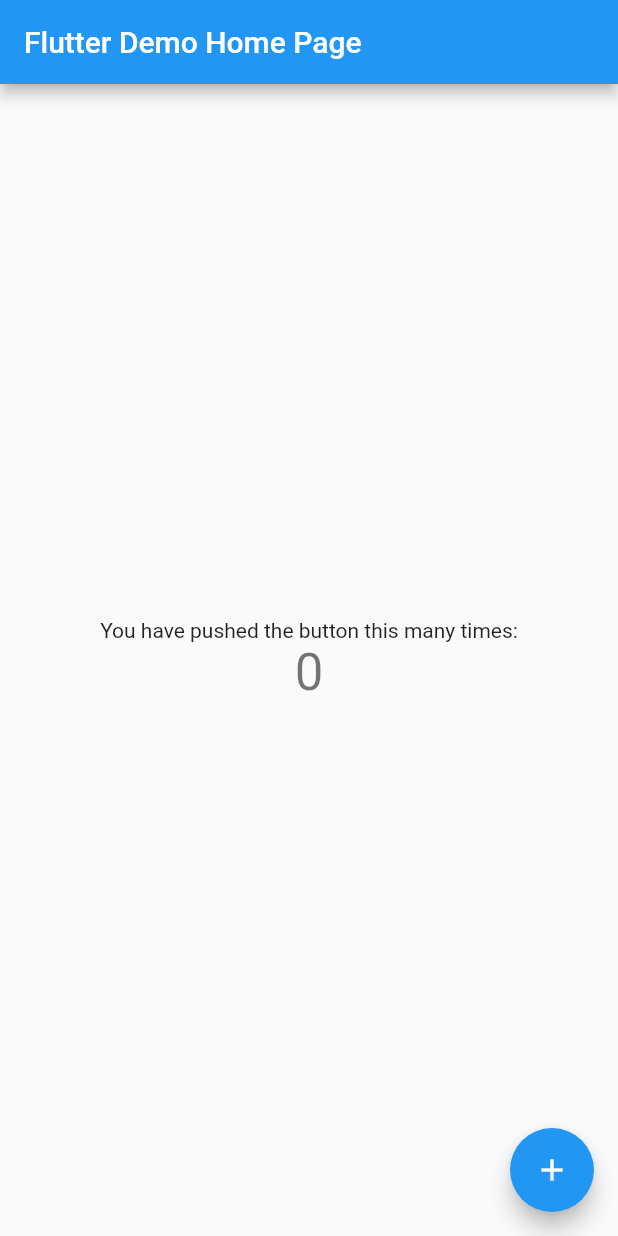
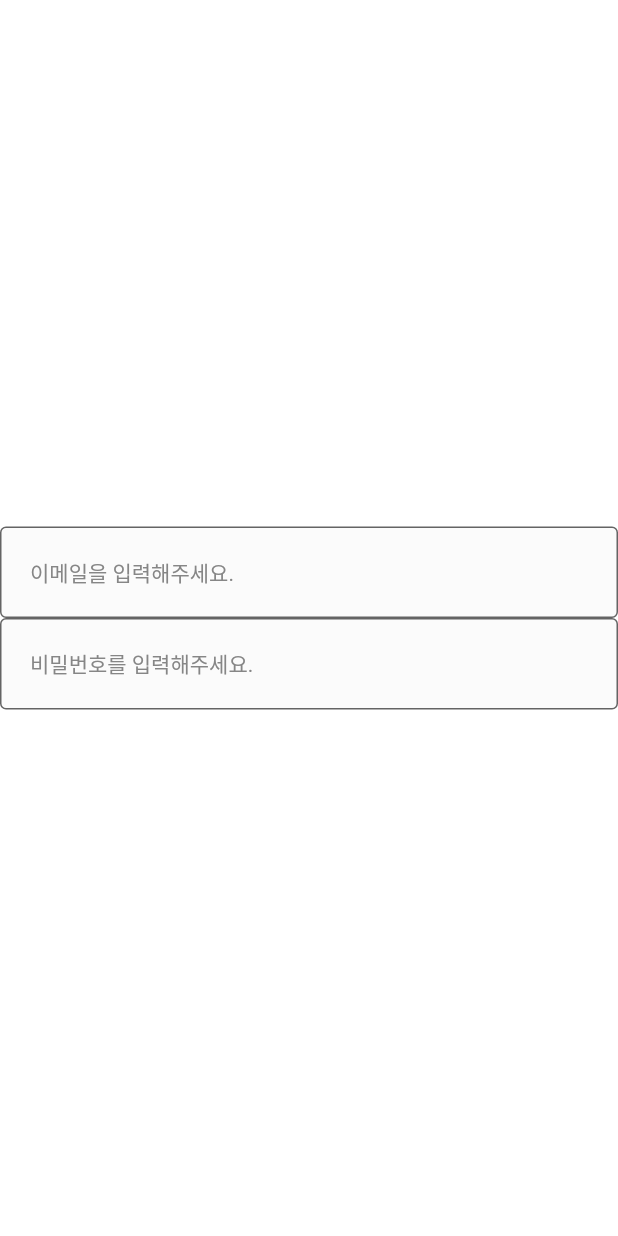
Before and after one commit to bulkyCHOI/baemin, a Flutter app: the screen it shows after launch, on a phone screen of 412 x 824 dp. Run offline on Flutter 3.47's test engine with Material 2 defaults, Android fonts, the phone set to English and light mode, and no system bars.

Commit message:
230802 | 기본UI작업 - 텍스트필드 디자인

```diff
--- /dev/null
+++ b/lib/common/component/custom_text_form_field.dart
@@ -0,0 +1,53 @@
+import 'package:baemin/common/const/colors.dart';
+import 'package:flutter/material.dart';
+
+class CustomTextFormField extends StatelessWidget {
+  final String? hintText;
+  final String? errorText;
+  final bool  obscureText;
+  final bool  autoFocus;
+  final ValueChanged<String>? onChanged;
+
+  const CustomTextFormField({
+    this.hintText,
+    this.errorText,
+    this.obscureText = false,
+    this.autoFocus = false,
+    required this.onChanged,
+    Key? key,
+  }) : super(key: key);
+
+  @override
+  Widget build(BuildContext context) {
+    final baseBorder = OutlineInputBorder(
+      borderSide: BorderSide(
+        color: INPUT_BORDER_COLOR,
+        width: 1.0,
+      ),
+    );
+    return TextFormField(
+      cursorColor: PRIMARY_COLOR,
+      obscureText: obscureText,  //비밀번호 입력할때
+      autofocus: autoFocus,
+      onChanged: onChanged,
+      decoration: InputDecoration(
+        contentPadding: EdgeInsets.all(20),
+        hintText: hintText,
+        errorText: errorText,
+        hintStyle: TextStyle(
+          color: BODY_TEXT_COLOR,
+          fontSize: 14.0,
+        ),
+        fillColor: INPUT_BG_COLOR,
+        filled: true,
+        border: baseBorder,
+        //기본상태의 스타일
+        focusedBorder: baseBorder.copyWith(
+          borderSide: baseBorder.borderSide.copyWith(
+            color: PRIMARY_COLOR,
+          ),
+        ),
+      ),
+    );
+  }
+}
--- /dev/null
+++ b/lib/common/const/colors.dart
@@ -0,0 +1,10 @@
+import 'package:flutter/material.dart';
+
+//주색상
+const PRIMARY_COLOR = Color(0xFF22A45D);
+//글자색상
+const BODY_TEXT_COLOR = Color(0xFF868686);
+//텍스트필드 배경 색상
+const INPUT_BG_COLOR = Color(0xFFFBFBFB);
+//텍스트필드 테두리 색상
+const INPUT_BORDER_COLOR = Color(0xFFF3F2F2);
--- a/lib/main.dart
+++ b/lib/main.dart
@@ -1,115 +1,35 @@
+import 'package:baemin/common/component/custom_text_form_field.dart';
 import 'package:flutter/material.dart';
 
 void main() {
-  runApp(const MyApp());
+  runApp(
+    _APP(),
+  );
 }
 
-class MyApp extends StatelessWidget {
-  const MyApp({super.key});
+class _APP extends StatelessWidget {
+  const _APP({Key? key}) : super(key: key);
 
-  // This widget is the root of your application.
   @override
   Widget build(BuildContext context) {
     return MaterialApp(
-      title: 'Flutter Demo',
-      theme: ThemeData(
-        // This is the theme of your application.
-        //
-        // Try running your application with "flutter run". You'll see the
-        // application has a blue toolbar. Then, without quitting the app, try
-        // changing the primarySwatch below to Colors.green and then invoke
-        // "hot reload" (press "r" in the console where you ran "flutter run",
-        // or simply save your changes to "hot reload" in a Flutter IDE).
-        // Notice that the counter didn't reset back to zero; the application
-        // is not restarted.
-        primarySwatch: Colors.blue,
-      ),
-      home: const MyHomePage(title: 'Flutter Demo Home Page'),
-    );
+        debugShowCheckedModeBanner: false,
+        home: Scaffold(
+          backgroundColor: Colors.white,
+          body: Column(
+            mainAxisAlignment: MainAxisAlignment.center,
+            children: [
+              CustomTextFormField(
+                hintText: '이메일을 입력해주세요.',
+                onChanged: (String value) {},
+              ),
+              CustomTextFormField(
+                hintText: '비밀번호를 입력해주세요.',
+                onChanged: (String value) {},
+                obscureText: true,
+              ),
+            ],
+          ),
+        ));
   }
 }
-
-class MyHomePage extends StatefulWidget {
-  const MyHomePage({super.key, required this.title});
-
-  // This widget is the home page of your application. It is stateful, meaning
-  // that it has a State object (defined below) that contains fields that affect
-  // how it looks.
-
-  // This class is the configuration for the state. It holds the values (in this
-  // case the title) provided by the parent (in this case the App widget) and
-  // used by the build method of the State. Fields in a Widget subclass are
-  // always marked "final".
-
-  final String title;
-
-  @override
-  State<MyHomePage> createState() => _MyHomePageState();
-}
-
-class _MyHomePageState extends State<MyHomePage> {
-  int _counter = 0;
-
-  void _incrementCounter() {
-    setState(() {
-      // This call to setState tells the Flutter framework that something has
-      // changed in this State, which causes it to rerun the build method below
-      // so that the display can reflect the updated values. If we changed
-      // _counter without calling setState(), then the build method would not be
-      // called again, and so nothing would appear to happen.
-      _counter++;
-    });
-  }
-
-  @override
-  Widget build(BuildContext context) {
-    // This method is rerun every time setState is called, for instance as done
-    // by the _incrementCounter method above.
-    //
-    // The Flutter framework has been optimized to make rerunning build methods
-    // fast, so that you can just rebuild anything that needs updating rather
-    // than having to individually change instances of widgets.
-    return Scaffold(
-      appBar: AppBar(
-        // Here we take the value from the MyHomePage object that was created by
-        // the App.build method, and use it to set our appbar title.
-        title: Text(widget.title),
-      ),
-      body: Center(
-        // Center is a layout widget. It takes a single child and positions it
-        // in the middle of the parent.
-        child: Column(
-          // Column is also a layout widget. It takes a list of children and
-          // arranges them vertically. By default, it sizes itself to fit its
-          // children horizontally, and tries to be as tall as its parent.
-          //
-          // Invoke "debug painting" (press "p" in the console, choose the
-          // "Toggle Debug Paint" action from the Flutter Inspector in Android
-          // Studio, or the "Toggle Debug Paint" command in Visual Studio Code)
-          // to see the wireframe for each widget.
-          //
-          // Column has various properties to control how it sizes itself and
-          // how it positions its children. Here we use mainAxisAlignment to
-          // center the children vertically; the main axis here is the vertical
-          // axis because Columns are vertical (the cross axis would be
-          // horizontal).
-          mainAxisAlignment: MainAxisAlignment.center,
-          children: <Widget>[
-            const Text(
-              'You have pushed the button this many times:',
-            ),
-            Text(
-              '$_counter',
-              style: Theme.of(context).textTheme.headline4,
-            ),
-          ],
-        ),
-      ),
-      floatingActionButton: FloatingActionButton(
-        onPressed: _incrementCounter,
-        tooltip: 'Increment',
-        child: const Icon(Icons.add),
-      ), // This trailing comma makes auto-formatting nicer for build methods.
-    );
-  }
-}
```
